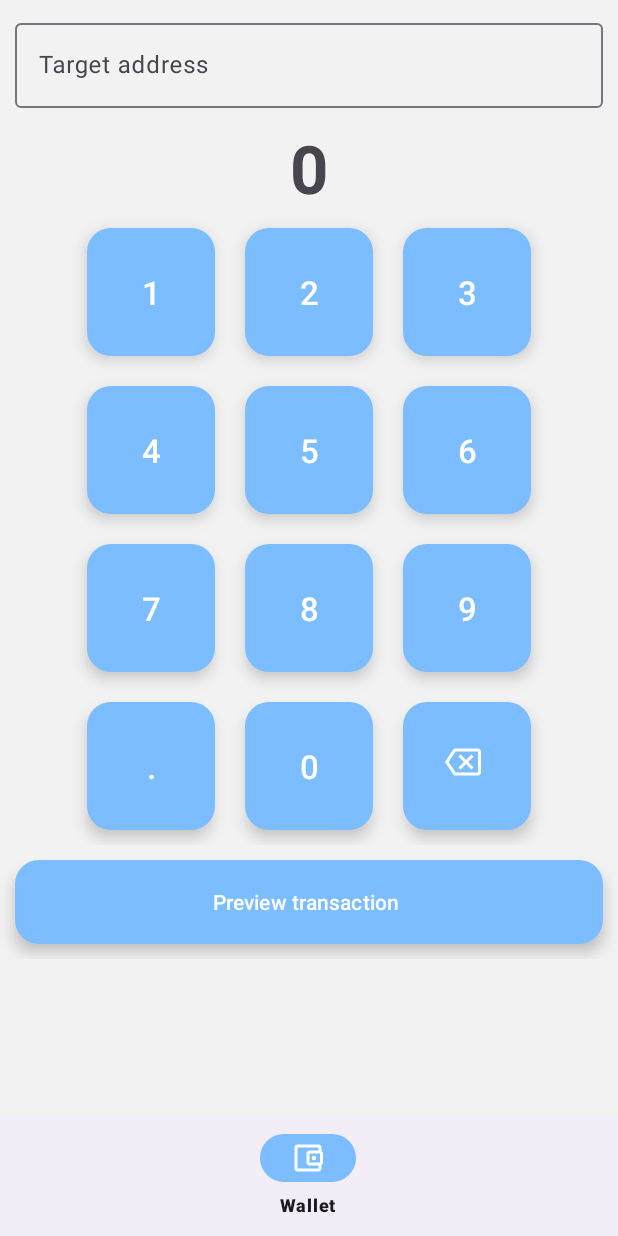
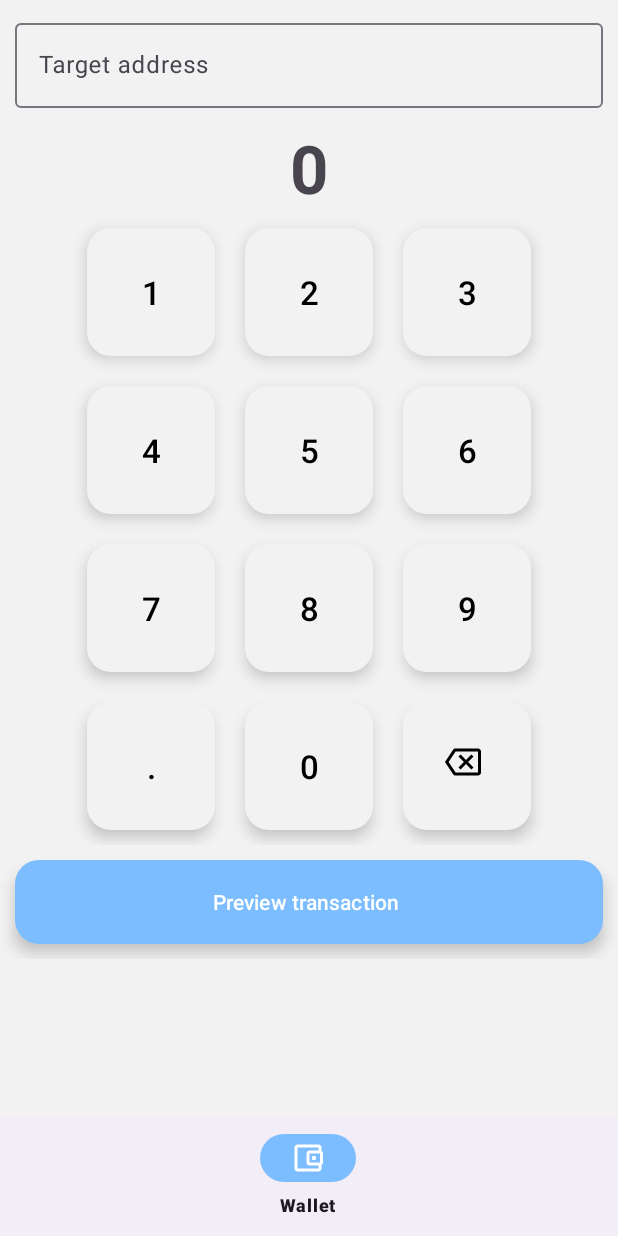
Before and after one commit to danielml3/MaterialWallet, an Android app: the fragment SendCoinsFragment placed in its activity, on a phone screen of 412 x 824 dp. Run offline under Robolectric (Android 15) with nearby library versions, the phone set to English and light mode, and no system bars; libraries missing offline, so code that uses them is left out: org.bitcoinj.core, org.bitcoinj.kits, org.bitcoinj.params, org.bitcoinj.wallet; 1 statement that could not run was skipped.

Commit message:
app: make the numeric pad's button follow the window's background
Signed-off-by: daniml3 <daniel@danielml.dev>
Change-Id: Icc67148d5656075bf426c17580a4d9805f017902

```diff
--- a/app/src/main/res/values-night/colors.xml
+++ b/app/src/main/res/values-night/colors.xml
@@ -2,4 +2,5 @@
 <resources>
     <color name="window_background">@color/dark_gray</color>
     <color name="primaryCardBackground">@color/dark_gray</color>
+    <color name="numeric_pad_content_color">@color/white</color>
 </resources>
--- a/app/src/main/res/values/colors.xml
+++ b/app/src/main/res/values/colors.xml
@@ -12,4 +12,5 @@
 
     <color name="window_background">@color/light_gray</color>
     <color name="primaryCardBackground">@color/white</color>
+    <color name="numeric_pad_content_color">@color/black</color>
 </resources>
--- a/app/src/main/res/values/themes.xml
+++ b/app/src/main/res/values/themes.xml
@@ -29,5 +29,8 @@
         <item name="android:textSize">10pt</item>
         <item name="android:layout_width">85dp</item>
         <item name="android:layout_height">85dp</item>
+        <item name="android:textColor">@color/numeric_pad_content_color</item>
+        <item name="backgroundTint">@color/window_background</item>
+        <item name="tint">@color/numeric_pad_content_color</item>
     </style>
 </resources>
```
